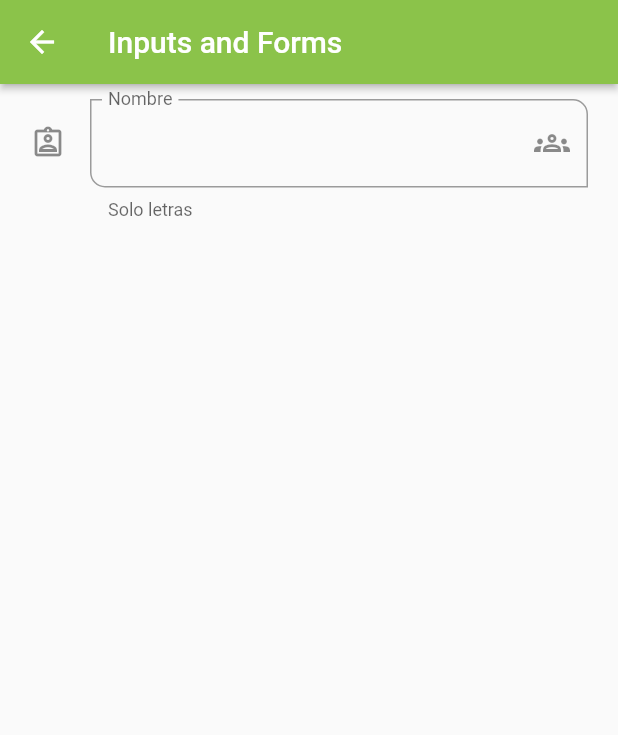
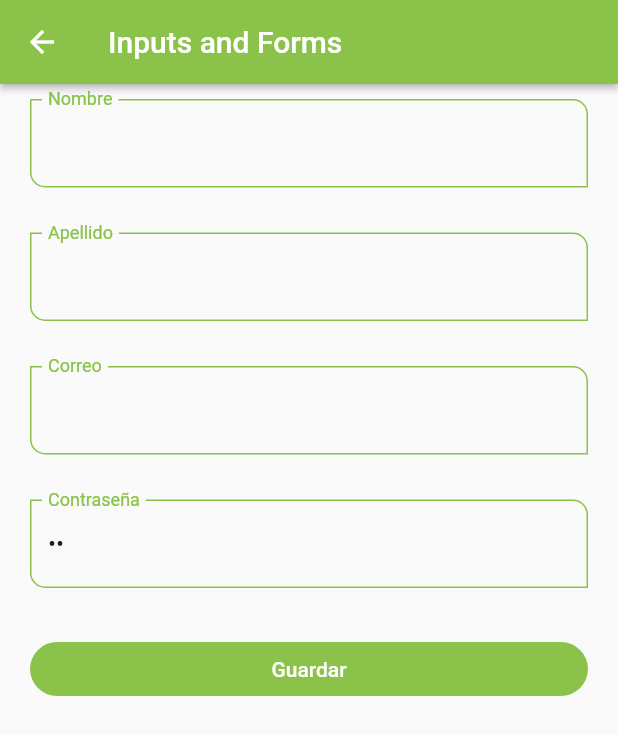
Before and after one commit to daniel-zuluaga/Flutter-Components, a Flutter app: the InputsScreen screen opened by its route, on a phone screen of 412 x 824 dp. Shown: the top 735 px of the screen. Run offline on Flutter 3.47's test engine with Material 2 defaults, Android fonts, the phone set to English and light mode, and no system bars.

Commit message:
Finish the form screens where this screen is already imported in the widget file where we call we import this file in the class where we call the function

```diff
--- a/lib/screens/imputs_screen.dart
+++ b/lib/screens/imputs_screen.dart
@@ -1,5 +1,8 @@
 
+import 'package:components_flutter_app/widgets/widgets.dart';
 import 'package:flutter/material.dart';
+
+
 
 class InputsScreen extends StatelessWidget {
 
@@ -7,6 +10,17 @@ class InputsScreen extends StatelessWidget {
 
   @override
   Widget build(BuildContext context) {
+
+    final GlobalKey<FormState> myFormKey = GlobalKey<FormState>();
+
+    final Map<String, String> formValues = {
+      "first_name": "Daniel",
+      "last_name" : "Zuluaga",
+      "email"     : "daniel.zuluaga007@gamil.com",
+      "password"  : "hdsjhbashjdbshb",
+      "role"      : "Admin",
+    };
+
     return Scaffold(
       appBar: AppBar(
         title: Text("Inputs and Forms"),
@@ -14,43 +28,40 @@ class InputsScreen extends StatelessWidget {
       body: SingleChildScrollView(
         child: Padding(
           padding: const EdgeInsets.symmetric(horizontal: 20, vertical: 10),
-          child: Column(
-            children: [
-              TextFormField(
-                 autofocus: false,
-                 initialValue: "  ",
-                 textCapitalization: TextCapitalization.words,
-                 autocorrect: true,
-                 onChanged: (value) {
-                  print("value:$value");
-                 },
-                 validator: (value) {
-                   if(value == null) return "Este campo es requerido";
-                   return value.length < 12 ? "Minimo de 12 letras" : null;
-                 },
-                 autovalidateMode: AutovalidateMode.onUserInteraction,
-                 decoration: const InputDecoration(
-                  hintText: "Nombre de usuario",
-                  labelText: "Nombre",
-                  helperText: "Solo letras",
-                  // prefixIcon: Icon(Icons.verified_user_outlined),
-                  suffixIcon: Icon(Icons.groups_outlined),
-                  icon: Icon(Icons.assignment_ind_outlined),
-                  focusedBorder: OutlineInputBorder(
-                    borderSide: BorderSide(
-                      color: Colors.lightGreen
-                    )
+          child: Form(
+            key: myFormKey,
+
+            child: Column(
+              children:  [
+                const CustomInputField(hintText: 'Nombre de usuario', labelText: 'Nombre'),
+                const SizedBox(height: 30),
+                const CustomInputField(labelText: 'Apellido', hintText: 'Apellido del usuario'),
+                const SizedBox(height: 30),
+                const CustomInputField(labelText: 'Correo', hintText: 'Correo del usuario', keyboardType: TextInputType.emailAddress),
+                const SizedBox(height: 30),
+                const CustomInputField(labelText: 'Contraseña', hintText: 'Contraseña del usuario', obscureText: true),
+                const SizedBox(height: 30),
+
+                ElevatedButton(
+                  child: const SizedBox(
+                    width: double.infinity,
+                    child: Center(
+                      child: Text("Guardar")
+                    ),
                   ),
-                  border: OutlineInputBorder(
-                    borderRadius: BorderRadius.only(
-                      bottomLeft: Radius.circular(10),
-                      topRight: Radius.circular(10),
-                    )
-                  )
-                 ),
+                  onPressed: () {
+                    if(!myFormKey.currentState!.validate()){
+                      return;
+                    }
 
-              )
-            ],
+                    //Todo: imprimir valores del formulario
+                    print(formValues);
+
+                  },
+                )
+
+              ],
+            ),
           ),
         ),
       )
--- a/lib/theme/app_theme.dart
+++ b/lib/theme/app_theme.dart
@@ -33,7 +33,29 @@ class AppTheme{
         shape: const StadiumBorder(),
         elevation: 0
       ),
+    ),
+
+    //Input Decoration
+    inputDecorationTheme: const InputDecorationTheme(
+      floatingLabelStyle: TextStyle(color: primary),
+      enabledBorder: OutlineInputBorder(
+        borderSide: BorderSide(color: primary),
+        borderRadius: BorderRadius.only(bottomLeft: Radius.circular(10), topRight: Radius.circular(10))
+      ),
+
+      focusedBorder: OutlineInputBorder(
+        borderSide: BorderSide(color: primary),
+        borderRadius: BorderRadius.only(bottomLeft: Radius.circular(10), topRight: Radius.circular(10))
+      ),
+
+      border: OutlineInputBorder(
+        borderRadius: BorderRadius.only(bottomLeft: Radius.circular(10), topRight: Radius.circular(10))
+      )
+
+
     )
+
+
 
 
   );
--- /dev/null
+++ b/lib/widgets/custom_input_field.dart
@@ -0,0 +1,50 @@
+import 'package:flutter/material.dart';
+
+class CustomInputField extends StatelessWidget {
+
+  final String? hintText;
+  final String? labelText;
+  final String? helperText;
+  final IconData? icon;
+  final IconData? suffixIcon;
+  final TextInputType? keyboardType;
+  final bool obscureText;
+
+  const CustomInputField({
+    Key? key,
+    this.hintText,
+    this.labelText,
+    this.helperText,
+    this.icon,
+    this.suffixIcon,
+    this.keyboardType,
+    this.obscureText = false,
+  }) : super(key: key);
+
+  @override
+  Widget build(BuildContext context) {
+    return TextFormField(
+       autofocus: false,
+       initialValue: "  ",
+       textCapitalization: TextCapitalization.words,
+       keyboardType: keyboardType,
+       obscureText: obscureText,
+       onChanged: (value) {
+        print("value:$value");
+       },
+       validator: (value) {
+         if(value == null) return "Este campo es requerido";
+         return value.length < 12 ? "Minimo de 12 letras" : null;
+       },
+       autovalidateMode: AutovalidateMode.onUserInteraction,
+       decoration: InputDecoration(
+        hintText: hintText,
+        labelText: labelText,
+        helperText: helperText,
+        // prefixIcon: Icon(Icons.verified_user_outlined),
+        suffixIcon: suffixIcon == null ? null : Icon(suffixIcon),
+        icon: icon == null ? null : Icon(icon),
+       ),
+    );
+  }
+}
--- a/lib/widgets/widgets.dart
+++ b/lib/widgets/widgets.dart
@@ -1,5 +1,7 @@
 
 
+
+export 'package:components_flutter_app/widgets/custom_input_field.dart';
 
 export 'package:components_flutter_app/widgets/custom_card_type_1.dart';
 
```
